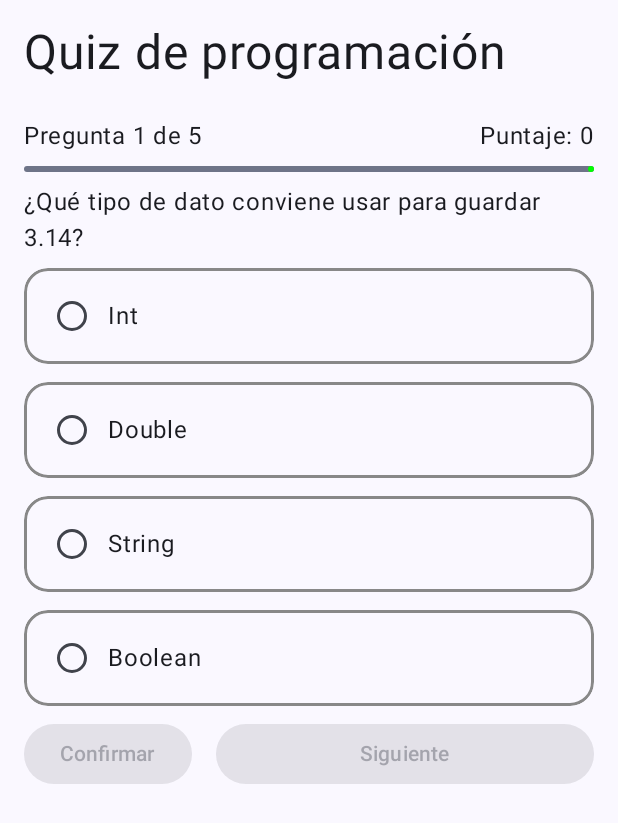
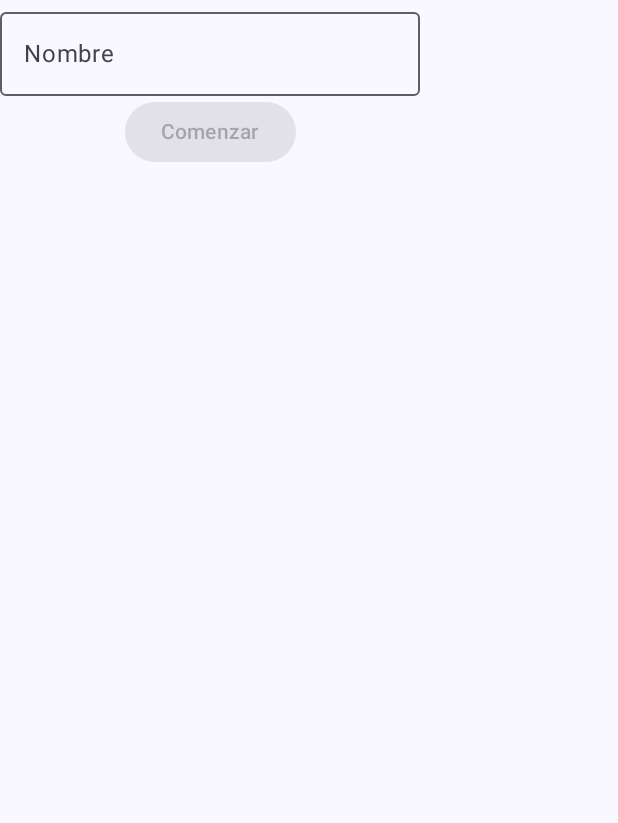
Before and after one commit to dev-marieclaire/Estado, an Android app built with Jetpack Compose: the screen it shows after launch (MainActivity), on a phone screen of 412 x 824 dp. Shown: the top 823 px of the screen. Run offline under Robolectric (Android 15) with nearby library versions, the phone set to English and light mode, and no system bars.

Commit message:
Solucionando bugs

```diff
--- a/app/src/main/java/com/example/estado_claire/screens/InicioScreen.kt
+++ b/app/src/main/java/com/example/estado_claire/screens/InicioScreen.kt
@@ -1,10 +1,8 @@
 package com.example.estado_claire
 
-import androidx.compose.foundation.BorderStroke
 import androidx.compose.foundation.background
 import androidx.compose.foundation.border
 import androidx.compose.foundation.layout.Arrangement
-import androidx.compose.foundation.layout.Box
 import androidx.compose.foundation.layout.Column
 import androidx.compose.foundation.layout.Row
 import androidx.compose.foundation.layout.fillMaxSize
@@ -13,21 +11,21 @@ import androidx.compose.foundation.layout.padding
 import androidx.compose.foundation.lazy.LazyColumn
 import androidx.compose.foundation.lazy.items
 import androidx.compose.foundation.shape.RoundedCornerShape
-import androidx.compose.foundation.verticalScroll
+import androidx.compose.foundation.text.input.TextFieldLineLimits
+import androidx.compose.foundation.text.input.rememberTextFieldState
 import androidx.compose.material.icons.Icons
 import androidx.compose.material.icons.outlined.Check
 import androidx.compose.material.icons.outlined.Close
 import androidx.compose.material3.Button
 import androidx.compose.material3.Icon
-import androidx.compose.material3.Label
 import androidx.compose.material3.LinearProgressIndicator
 import androidx.compose.material3.MaterialTheme
+import androidx.compose.material3.OutlinedTextField
 import androidx.compose.material3.RadioButton
 import androidx.compose.material3.Surface
 import androidx.compose.material3.Text
 import androidx.compose.runtime.Composable
 import androidx.compose.runtime.getValue
-import androidx.compose.runtime.mutableStateListOf
 import androidx.compose.runtime.mutableStateOf
 import androidx.compose.runtime.remember
 import androidx.compose.runtime.saveable.rememberSaveable
@@ -55,13 +53,13 @@ fun Card(
     state: GuessState
 )
 {
-    var cardColor = when {
+    val cardColor = when {
         state == GuessState.True -> Color(0x3300FF33)
         state == GuessState.False -> Color(0x33FF0000)
         else -> Color.Unspecified
     }
 
-    var borderColor = when {
+    val borderColor = when {
         state == GuessState.True -> Color(0x8800CC55)
         state == GuessState.False -> Color(0x88FF0033)
         else -> Color.Gray
@@ -108,17 +106,13 @@ class Question(
         { "Se requieren al menos cuatro reactivos." }
     }
 
-    fun check(submission: Int): Boolean
-    {
-        if (submission == answer) return true
-        return false
-    }
 }
 
 @Composable
 fun QuizScreen(
     modifier: Modifier = Modifier,
-    onCompleted: (Int) -> Unit
+    completed: Boolean,
+    onCompleted: (Boolean, Int) -> Unit,
 )
 {
     var quizQuestionList = listOf<Question>(
@@ -154,7 +148,7 @@ fun QuizScreen(
         )
     )
 
-    var counter by remember { mutableStateOf(0) }
+    var counter by remember(completed) { mutableStateOf(0) }
     var guessed by remember { mutableStateOf(0) }
     var selectedAnswer by remember(counter) { mutableStateOf<Int?>(null) }
     var canShowResults by remember(counter) { mutableStateOf(false) }
@@ -261,7 +255,7 @@ fun QuizScreen(
                     if (counter < quizQuestionList.lastIndex) {
                         counter += 1
                     } else {
-                        onCompleted(guessed)
+                        onCompleted(true, guessed)
                     }
                 }
             },
@@ -275,14 +269,58 @@ fun QuizScreen(
 @Composable
 fun InicioScreen(modifier: Modifier = Modifier)
 {
-    var result by rememberSaveable() { mutableStateOf<Int?>(null) }
+    var completed by remember { mutableStateOf(false) }
+    var result by rememberSaveable() { mutableStateOf<Int>(0) }
+    var nom by remember { mutableStateOf<String?>(null) }
 
-    if (result == null)
-    { QuizScreen(modifier) { result = it } }
+    if (!completed) {
+        if (nom == null)
+        {
+            Column(modifier, horizontalAlignment = Alignment.CenterHorizontally, verticalArrangement = Arrangement.Center)
+            {
+                var state = rememberTextFieldState()
+                OutlinedTextField(
+                    state,
+                    label = { Text("Nombre") },
+                    placeholder = { Text("¡Introduce tu nombre aquí!") },
+                    lineLimits = TextFieldLineLimits.SingleLine
+                )
+
+                Button({
+                        if (state.text.isNotBlank())
+                            nom = state.text.toString().trim()
+                    },
+                    enabled = state.text.isNotBlank()
+                ) { Text("Comenzar") }
+            }
+        }
+        else
+        {
+            QuizScreen(modifier, completed)
+            { _completed, _result ->
+                completed = _completed
+                result = _result
+            }
+        }
+    }
     else
     {
-        Column(modifier)
-        { Text("Muy bien, nom d'utilisatrice") }
+        val resultScreenMessage = when {
+            result == 5 -> "¡Perfecto!"
+            result in 3 .. 4 -> "Buen trabajo."
+            else -> "¡Sigue practicando!"
+        }
+        Column(modifier, horizontalAlignment = Alignment.CenterHorizontally, verticalArrangement = Arrangement.Center)
+        {
+            Text("Muy bien, ${nom}")
+            Text("Has acumulado ${result} puntos de 5")
+            Text(resultScreenMessage)
+
+            Button({
+                completed = false
+                nom = null
+            }) { Text("Volver") }
+        }
     }
 }
 
```
